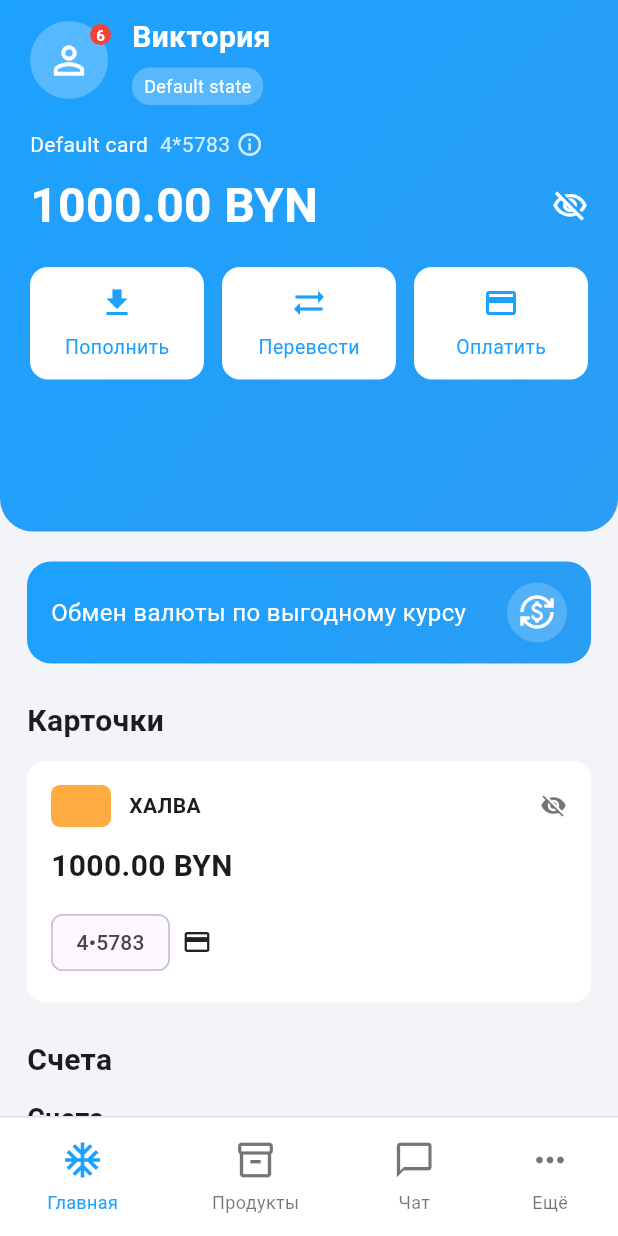
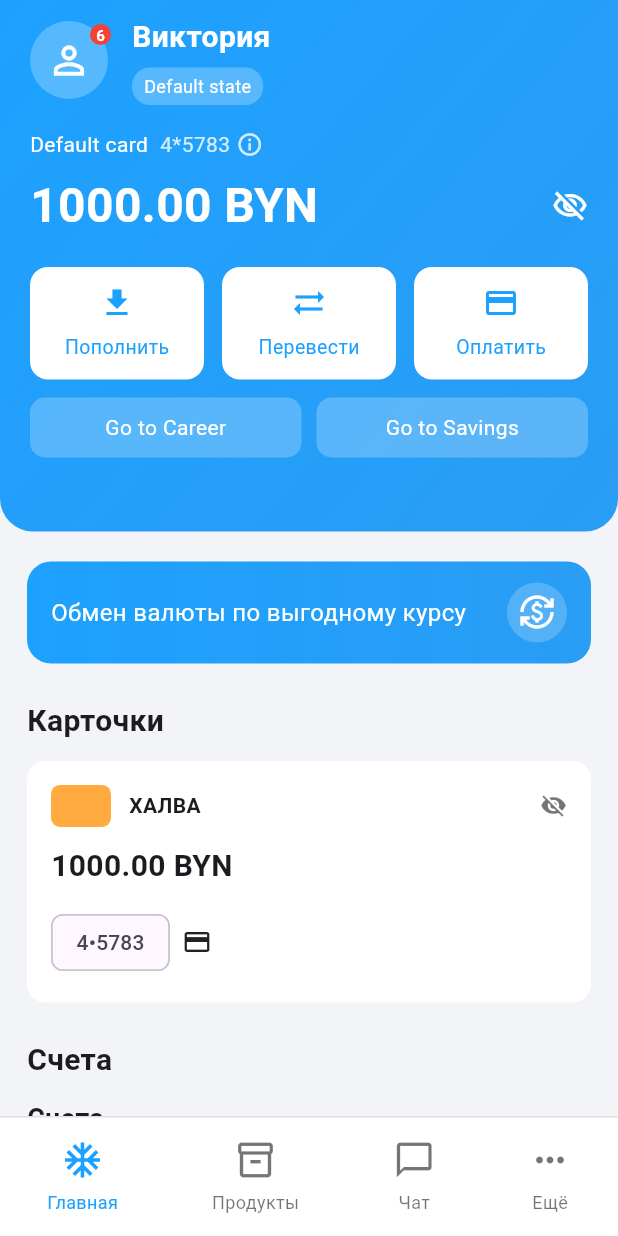
Before and after one commit to art-petrovich13/hackathonMTB, a Flutter app: the screen it shows after launch, on a phone screen of 412 x 824 dp. Run offline on Flutter 3.47's test engine with Material 3 defaults, Android fonts, the phone set to English and light mode, and no system bars; our stand-ins replace shared_preferences.

Commit message:
bank ui1.1

```diff
--- a/my_app1/lib/screens/home/home_screen.dart
+++ b/my_app1/lib/screens/home/home_screen.dart
@@ -73,6 +73,33 @@ class HomeScreen extends StatelessWidget {
                         _actionButton(Icons.sync_alt, 'Перевести', primaryColor),
                         const SizedBox(width: 12),
                         _actionButton(Icons.credit_card, 'Оплатить', primaryColor),
+                      ],
+                    ),
+                    const SizedBox(height: 12),
+                    // Temporary navigation buttons to other screens (CareerHub & Savings)
+                    Row(
+                      children: [
+                        Expanded(
+                          child: GestureDetector(
+                            onTap: () => Navigator.pushNamed(context, '/career'),
+                            child: Container(
+                              padding: const EdgeInsets.symmetric(vertical: 10),
+                              decoration: BoxDecoration(color: Colors.white24, borderRadius: BorderRadius.circular(10)),
+                              child: const Center(child: Text('Go to Career', style: TextStyle(color: Colors.white))),
+                            ),
+                          ),
+                        ),
+                        const SizedBox(width: 10),
+                        Expanded(
+                          child: GestureDetector(
+                            onTap: () => Navigator.pushNamed(context, '/savings'),
+                            child: Container(
+                              padding: const EdgeInsets.symmetric(vertical: 10),
+                              decoration: BoxDecoration(color: Colors.white24, borderRadius: BorderRadius.circular(10)),
+                              child: const Center(child: Text('Go to Savings', style: TextStyle(color: Colors.white))),
+                            ),
+                          ),
+                        ),
                       ],
                     ),
                   ],
```
